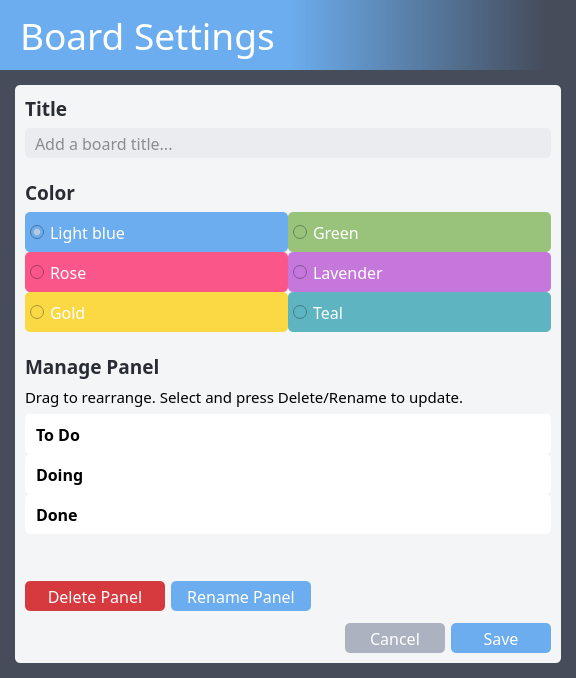
Above: src/ui/board_settings.ui from dulapahv/Kanbaru before the change. Below: the same form after it.
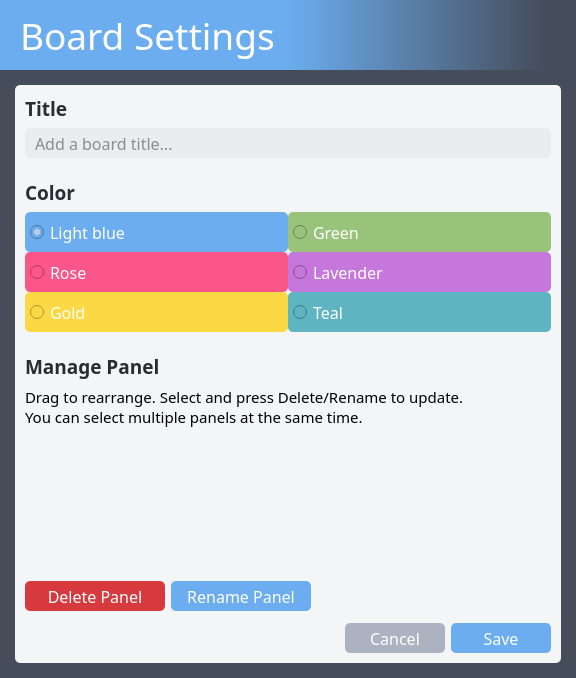
That is the form after the change. Icons and pictures are not drawn.

Commit message: Implement deleting panel, QDialog UI enhancement, UX/UI improvement, board color now reflect throughout program (implementing)

```diff
--- a/src/ui/board_settings.ui
+++ b/src/ui/board_settings.ui
@@ -451,7 +451,8 @@
                  </font>
                 </property>
                 <property name="text">
-                 <string>Drag to rearrange. Select and press Delete/Rename to update.</string>
+                 <string>Drag to rearrange. Select and press Delete/Rename to update.
+You can select multiple panels at the same time.</string>
                 </property>
                 <property name="wordWrap">
                  <bool>true</bool>
@@ -514,30 +515,6 @@
                 <property name="selectionRectVisible">
                  <bool>true</bool>
                 </property>
-                <item>
-                 <property name="text">
-                  <string>To Do</string>
-                 </property>
-                 <property name="flags">
-                  <set>ItemIsSelectable|ItemIsEditable|ItemIsDragEnabled|ItemIsUserCheckable|ItemIsEnabled</set>
-                 </property>
-                </item>
-                <item>
-                 <property name="text">
-                  <string>Doing</string>
-                 </property>
-                 <property name="flags">
-                  <set>ItemIsSelectable|ItemIsEditable|ItemIsDragEnabled|ItemIsUserCheckable|ItemIsEnabled</set>
-                 </property>
-                </item>
-                <item>
-                 <property name="text">
-                  <string>Done</string>
-                 </property>
-                 <property name="flags">
-                  <set>ItemIsSelectable|ItemIsEditable|ItemIsDragEnabled|ItemIsUserCheckable|ItemIsEnabled</set>
-                 </property>
-                </item>
                </widget>
               </item>
               <item>
```
Left out of the diff: 4 changed lines with no effect on the pictures. The commit also changes 11 other files.
